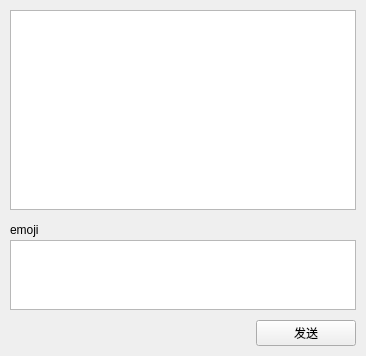
Before: the Qt Designer form homerightwidget.ui in liliangCS/lichat, drawn with Qt 5.
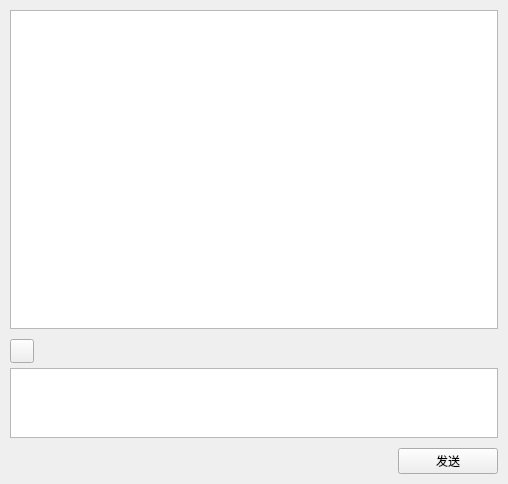
After: the same form once the commit is applied.

Commit message: fixed: HomeRightWidget优化

What changed in the file:
```diff
--- a/homerightwidget.ui
+++ b/homerightwidget.ui
@@ -6,39 +6,60 @@
    <rect>
     <x>0</x>
     <y>0</y>
-    <width>366</width>
-    <height>356</height>
+    <width>508</width>
+    <height>484</height>
    </rect>
   </property>
   <property name="windowTitle">
    <string>Form</string>
   </property>
-  <layout class="QVBoxLayout" name="verticalLayout_2" stretch="3,2">
+  <layout class="QVBoxLayout" name="verticalLayout_3" stretch="3,1">
    <property name="spacing">
     <number>0</number>
    </property>
    <property name="leftMargin">
-    <number>10</number>
+    <number>0</number>
    </property>
    <property name="topMargin">
-    <number>10</number>
+    <number>0</number>
    </property>
    <property name="rightMargin">
-    <number>10</number>
+    <number>0</number>
    </property>
    <property name="bottomMargin">
-    <number>10</number>
+    <number>0</number>
    </property>
    <item>
-    <widget class="QTextEdit" name="textEdit">
-     <property name="readOnly">
-      <bool>true</bool>
-     </property>
+    <widget class="QWidget" name="widget_4" native="true">
+     <layout class="QVBoxLayout" name="verticalLayout_4">
+      <property name="spacing">
+       <number>0</number>
+      </property>
+      <property name="leftMargin">
+       <number>10</number>
+      </property>
+      <property name="topMargin">
+       <number>10</number>
+      </property>
+      <property name="rightMargin">
+       <number>10</number>
+      </property>
+      <property name="bottomMargin">
+       <number>10</number>
+      </property>
+      <item>
+       <widget class="QTextEdit" name="chatTextEdit">
+        <property name="readOnly">
+         <bool>true</bool>
+        </property>
+       </widget>
+      </item>
+     </layout>
     </widget>
    </item>
    <item>
     <widget class="QWidget" name="widget_3" native="true">
-     <layout class="QVBoxLayout" name="verticalLayout" stretch="0,1,0">
+     <layout class="QVBoxLayout" name="verticalLayout" stretch="0,0,1">
       <property name="spacing">
        <number>0</number>
       </property>
@@ -61,26 +82,50 @@
           <number>0</number>
          </property>
          <property name="leftMargin">
-          <number>0</number>
+          <number>10</number>
          </property>
          <property name="topMargin">
-          <number>10</number>
+          <number>0</number>
          </property>
          <property name="rightMargin">
-          <number>0</number>
+          <number>10</number>
          </property>
          <property name="bottomMargin">
-          <number>0</number>
+          <number>5</number>
          </property>
          <item>
-          <widget class="QLabel" name="label">
+          <widget class="QPushButton" name="emojiBtn">
+           <property name="minimumSize">
+            <size>
+             <width>24</width>
+             <height>24</height>
+            </size>
+           </property>
+           <property name="maximumSize">
+            <size>
+             <width>24</width>
+             <height>24</height>
+            </size>
+           </property>
+           <property name="cursor">
+            <cursorShape>PointingHandCursor</cursorShape>
+           </property>
            <property name="text">
-            <string>emoji</string>
+            <string/>
+           </property>
+           <property name="iconSize">
+            <size>
+             <width>20</width>
+             <height>20</height>
+            </size>
+           </property>
+           <property name="autoDefault">
+            <bool>false</bool>
            </property>
           </widget>
          </item>
          <item>
-          <spacer name="horizontalSpacer_2">
+          <spacer name="horizontalSpacer">
            <property name="orientation">
             <enum>Qt::Horizontal</enum>
            </property>
@@ -96,7 +141,28 @@
        </widget>
       </item>
       <item>
-       <widget class="QTextEdit" name="textEdit_2"/>
+       <widget class="QWidget" name="widget_5" native="true">
+        <layout class="QHBoxLayout" name="horizontalLayout_3">
+         <property name="spacing">
+          <number>0</number>
+         </property>
+         <property name="leftMargin">
+          <number>10</number>
+         </property>
+         <property name="topMargin">
+          <number>0</number>
+         </property>
+         <property name="rightMargin">
+          <number>10</number>
+         </property>
+         <property name="bottomMargin">
+          <number>10</number>
+         </property>
+         <item>
+          <widget class="QTextEdit" name="inputTextEdit"/>
+         </item>
+        </layout>
+       </widget>
       </item>
       <item>
        <widget class="QWidget" name="widget_2" native="true">
@@ -105,19 +171,19 @@
           <number>0</number>
          </property>
          <property name="leftMargin">
-          <number>0</number>
+          <number>10</number>
          </property>
          <property name="topMargin">
-          <number>10</number>
+          <number>0</number>
          </property>
          <property name="rightMargin">
-          <number>0</number>
+          <number>10</number>
          </property>
          <property name="bottomMargin">
-          <number>0</number>
+          <number>10</number>
          </property>
          <item>
-          <spacer name="horizontalSpacer">
+          <spacer name="horizontalSpacer_2">
            <property name="orientation">
             <enum>Qt::Horizontal</enum>
            </property>
@@ -130,7 +196,7 @@
           </spacer>
          </item>
          <item>
-          <widget class="QPushButton" name="pushButton">
+          <widget class="QPushButton" name="sendBtn">
            <property name="minimumSize">
             <size>
              <width>100</width>
```
The commit also changes 4 other files.
